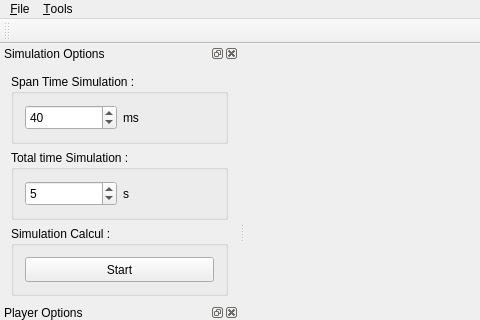
Qt form src/View/mainwindow.ui (lefebvreariane/m2-2012-projet) before a commit; both pictures show x 0 to 480 and y 0 to 320 of the 691 by 442 pixel window.
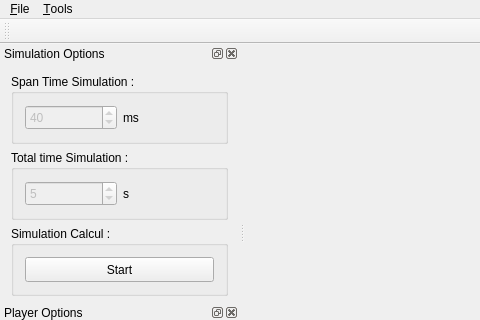
The same form after that commit.

What changed in the file:
```diff
--- a/src/View/mainwindow.ui
+++ b/src/View/mainwindow.ui
@@ -2,6 +2,9 @@
 <ui version="4.0">
  <class>MainWindow</class>
  <widget class="QMainWindow" name="MainWindow">
+  <property name="enabled">
+   <bool>true</bool>
+  </property>
   <property name="geometry">
    <rect>
     <x>0</x>
@@ -140,7 +143,7 @@
           <item>
            <widget class="QSpinBox" name="spinBoxTime">
             <property name="enabled">
-             <bool>true</bool>
+             <bool>false</bool>
             </property>
             <property name="minimumSize">
              <size>
@@ -188,7 +191,7 @@
           <item>
            <widget class="QSpinBox" name="spinBoxTotalTime">
             <property name="enabled">
-             <bool>true</bool>
+             <bool>false</bool>
             </property>
             <property name="minimumSize">
              <size>
```
Left out of the diff: 9 changed lines with no effect on the pictures.
